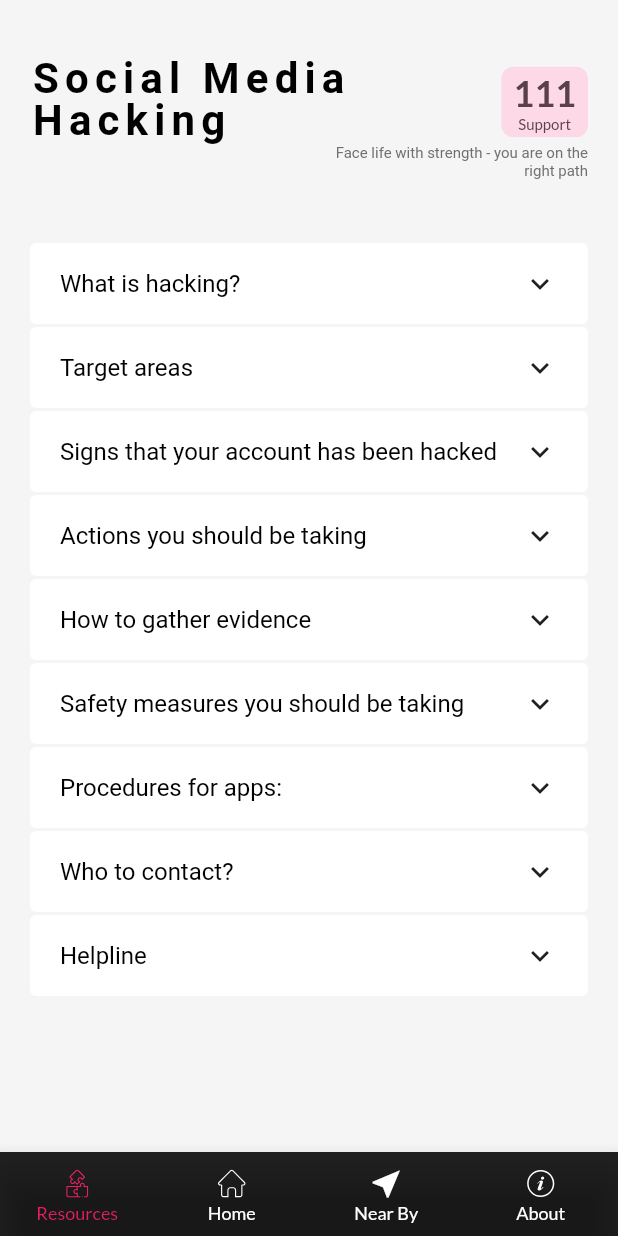
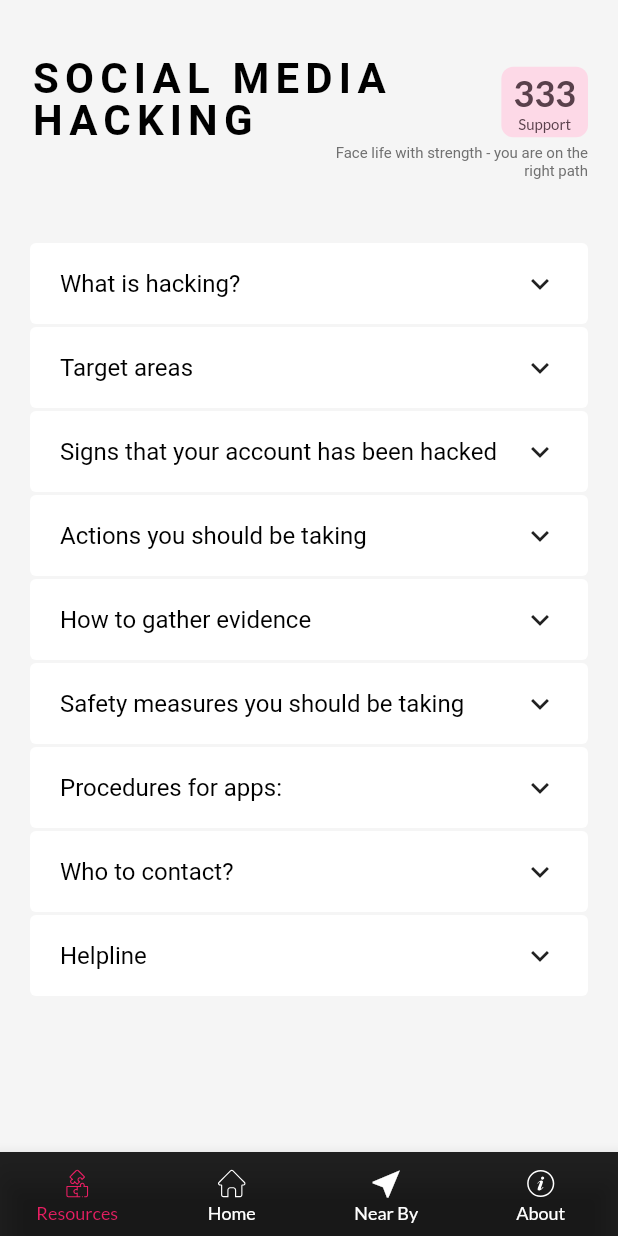
Before and after one commit to Sudheerkumar-a/Shakti, a Flutter app: the screen it shows after launch, after a tap on "SOCIAL MEDIA HACKING", on a phone screen of 412 x 824 dp. Run offline on Flutter 3.47's test engine with Material 2 defaults, Android fonts, the phone set to English and light mode, and no system bars; our stand-ins replace dartz, equatable, flutter_bloc, flutter_svg, geolocator, get and 4 more; missing offline and left inert: flutter_phone_direct_caller, map_launcher.

Commit message:
#Fixed Social Media Hacking is not in uppercase

```diff
--- a/lib/presentation/ui/screens/Info_list_screen.dart
+++ b/lib/presentation/ui/screens/Info_list_screen.dart
@@ -15,19 +15,19 @@ class InfoListScreen extends StatelessWidget {
 
   AppBarData _getAppBarData(String path) {
     if (path == Assets.cyberbullyingJSon) {
-      return AppBarData('CYBERBULLING', '', '222',
+      return AppBarData('CYBERBULLING', '', '333',
           'Face life with strength - you are on the right path');
     } else if (path == Assets.socialMediaHackingJSon) {
-      return AppBarData('Social Media Hacking', '', '111',
+      return AppBarData('SOCIAL MEDIA HACKING', '', '333',
           'Face life with strength - you are on the right path');
     } else if (path == Assets.backmailJSon) {
-      return AppBarData('BLACKMAIL', '', '111',
+      return AppBarData('BLACKMAIL', '', '333',
           'Face life with strength - you are on the right path');
     } else if (path == Assets.stalkingJSon) {
-      return AppBarData('STALKING', '', '111',
+      return AppBarData('STALKING', '', '333',
           'Face life with strength - you are on the right path');
     } else {
-      return AppBarData('ABOUT US', '', '111', 'Let everything come together');
+      return AppBarData('ABOUT US', '', '333', 'Let everything come together');
     }
   }
 
```
